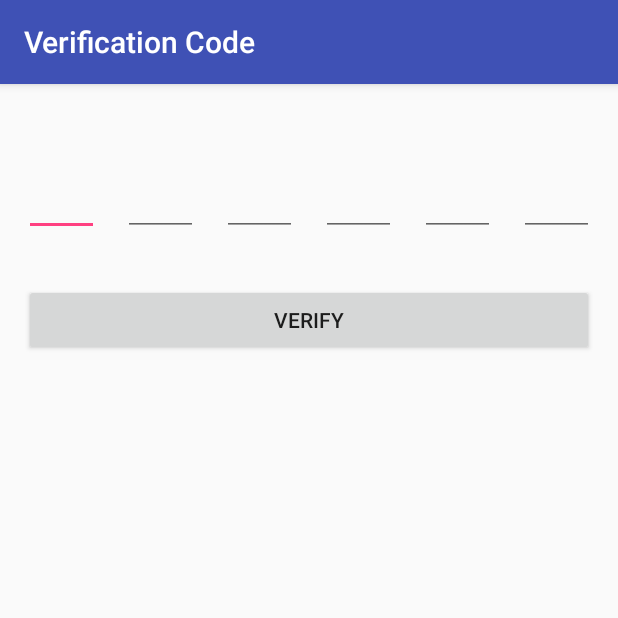
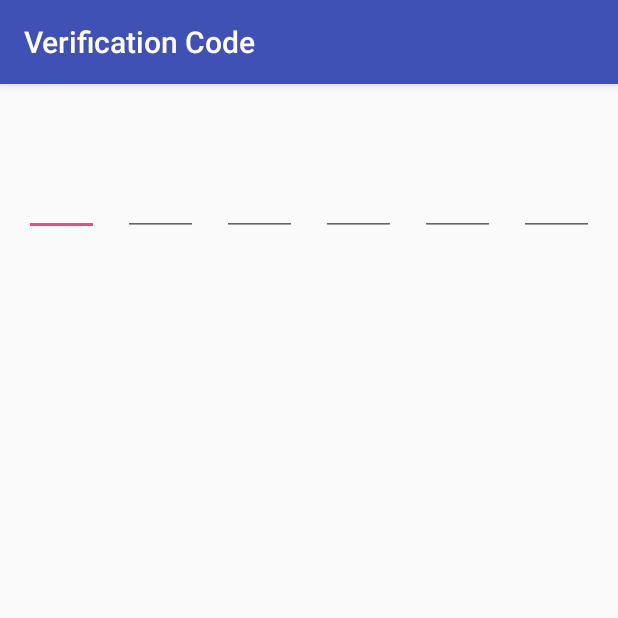
Before and after one commit to AUser000/food-project-demo, an Android app: the PhoneVerificationActivity screen opened directly, with no data from a screen before it, on a phone screen of 412 x 824 dp, the top half of it. Run offline under Robolectric (Android 15) with nearby library versions, the phone set to English and light mode, and no system bars; our stand-ins replace Firebase (no records; nobody signed in at launch, a user with empty details on screens opened directly).

Commit message:
revert "move phone number verification logic"
This reverts commit c64795788b60c0c4239aa57b6463e47fc02c2ac9.

Conflicts:
	app/src/main/java/com/example/foodprojectdemo/PhoneVerificationActivity.java
	app/src/main/java/com/example/foodprojectdemo/RegisterActivity.java

```diff
--- a/app/src/main/java/com/example/foodprojectdemo/PhoneVerificationActivity.java
+++ b/app/src/main/java/com/example/foodprojectdemo/PhoneVerificationActivity.java
@@ -1,40 +1,57 @@
 package com.example.foodprojectdemo;
 
+import android.support.v7.app.AppCompatActivity;
 import android.os.Bundle;
-import android.support.v7.app.AppCompatActivity;
+import android.util.Log;
 import android.view.View;
-import android.widget.EditText;
-import android.widget.TextView;
 
-import static com.example.foodprojectdemo.RegisterActivity.EXTRA_SMS_CODE;
+import com.google.firebase.FirebaseException;
+import com.google.firebase.auth.PhoneAuthCredential;
+import com.google.firebase.auth.PhoneAuthProvider;
+
+import java.util.concurrent.TimeUnit;
 
 public class PhoneVerificationActivity extends AppCompatActivity {
 
-    private static final int VERIFICATION_CODE_LENGTH = 6;
+    private PhoneAuthProvider.OnVerificationStateChangedCallbacks mCallbacks;
 
     @Override
     protected void onCreate(Bundle savedInstanceState) {
         super.onCreate(savedInstanceState);
         setContentView(R.layout.activity_phone_verification);
-        updateUIOnVerificationCompleted(getIntent().getStringExtra(EXTRA_SMS_CODE));
+
+        ///////////////////////////////////////////////////////////////////////////////////
+        mCallbacks = new PhoneAuthProvider.OnVerificationStateChangedCallbacks() {
+            @Override
+            public void onVerificationCompleted(PhoneAuthCredential phoneAuthCredential) {
+                Log.d("RegisterActivity", "onVerificationCompleted:" + phoneAuthCredential);
+            }
+
+            @Override
+            public void onVerificationFailed(FirebaseException e) {
+            }
+        };
+        ///////////////////////////////////////////////////////////////////////////////////
     }
 
-    // fill EditText fields with smsCode
-    private void updateUIOnVerificationCompleted(String smsCode) {
-        EditText[] texts = new EditText[VERIFICATION_CODE_LENGTH];
-
-        texts[0] = findViewById(R.id.smsCode1);
-        texts[1] = findViewById(R.id.smsCode2);
-        texts[2] = findViewById(R.id.smsCode3);
-        texts[3] = findViewById(R.id.smsCode4);
-        texts[4] = findViewById(R.id.smsCode5);
-        texts[5] = findViewById(R.id.smsCode6);
-        for (int i = 0; i < VERIFICATION_CODE_LENGTH; i++) {
-            texts[i].setText(String.valueOf(smsCode.charAt(i)), TextView.BufferType.EDITABLE);
-        }
+    public void registerPhoneNumber(String phoneNumber) {
+        PhoneAuthProvider.getInstance().verifyPhoneNumber(
+                phoneNumber,
+                60,
+                TimeUnit.SECONDS,
+                this,
+                mCallbacks
+        );
     }
 
-    public void verify(View view) {
-        finish();
+    public void register(View view) {
+
+        /*
+        StringBuilder builder = new StringBuilder();
+        builder.append(phoneCodeSpinner.getSelectedItem().toString());
+        builder.append(phoneNumber.getText().toString());
+        Log.d("RegisterActivity", "phoneNumber: " + builder.toString());
+        registerPhoneNumber(builder.toString());
+        */
     }
 }
--- a/app/src/main/res/layout/activity_phone_verification.xml
+++ b/app/src/main/res/layout/activity_phone_verification.xml
@@ -7,7 +7,7 @@
     tools:context=".PhoneVerificationActivity">
 
     <EditText
-        android:id="@+id/smsCode1"
+        android:id="@+id/editText19"
         android:layout_width="0dp"
         android:layout_height="wrap_content"
         android:layout_marginEnd="8dp"
@@ -15,97 +15,78 @@
         android:layout_marginTop="32dp"
         android:ems="10"
         android:inputType="numberSigned"
-        android:maxLength="1"
         android:textSize="36sp"
-        app:layout_constraintEnd_toStartOf="@+id/smsCode2"
+        app:layout_constraintEnd_toStartOf="@+id/editText20"
         app:layout_constraintStart_toStartOf="parent"
         app:layout_constraintTop_toTopOf="parent" />
 
     <EditText
-        android:id="@+id/smsCode3"
+        android:id="@+id/editText21"
         android:layout_width="0dp"
         android:layout_height="wrap_content"
         android:layout_marginEnd="8dp"
         android:layout_marginStart="8dp"
         android:layout_marginTop="32dp"
-        android:maxLength="1"
         android:textSize="36sp"
         android:ems="10"
         android:inputType="numberSigned"
-        app:layout_constraintEnd_toStartOf="@+id/smsCode4"
-        app:layout_constraintStart_toEndOf="@+id/smsCode2"
+        app:layout_constraintEnd_toStartOf="@+id/editText22"
+        app:layout_constraintStart_toEndOf="@+id/editText20"
         app:layout_constraintTop_toTopOf="parent" />
 
     <EditText
-        android:id="@+id/smsCode4"
+        android:id="@+id/editText22"
         android:layout_width="0dp"
         android:layout_height="wrap_content"
         android:layout_marginEnd="8dp"
         android:layout_marginStart="8dp"
         android:layout_marginTop="32dp"
-        android:maxLength="1"
         android:textSize="36sp"
         android:ems="10"
         android:inputType="numberSigned"
-        app:layout_constraintEnd_toStartOf="@+id/smsCode5"
-        app:layout_constraintStart_toEndOf="@+id/smsCode3"
+        app:layout_constraintEnd_toStartOf="@+id/editText23"
+        app:layout_constraintStart_toEndOf="@+id/editText21"
         app:layout_constraintTop_toTopOf="parent" />
 
     <EditText
-        android:id="@+id/smsCode5"
+        android:id="@+id/editText23"
         android:layout_width="0dp"
         android:layout_height="wrap_content"
         android:layout_marginEnd="8dp"
         android:layout_marginStart="8dp"
         android:layout_marginTop="32dp"
-        android:maxLength="1"
         android:textSize="36sp"
         android:ems="10"
         android:inputType="numberSigned"
-        app:layout_constraintEnd_toStartOf="@+id/smsCode6"
-        app:layout_constraintStart_toEndOf="@+id/smsCode4"
+        app:layout_constraintEnd_toStartOf="@+id/editText24"
+        app:layout_constraintStart_toEndOf="@+id/editText22"
         app:layout_constraintTop_toTopOf="parent" />
 
     <EditText
-        android:id="@+id/smsCode6"
+        android:id="@+id/editText24"
         android:layout_width="0dp"
         android:layout_height="wrap_content"
         android:layout_marginEnd="16dp"
         android:layout_marginStart="8dp"
         android:layout_marginTop="32dp"
-        android:maxLength="1"
         android:textSize="36sp"
         android:ems="10"
         android:inputType="numberSigned"
         app:layout_constraintEnd_toEndOf="parent"
-        app:layout_constraintStart_toEndOf="@+id/smsCode5"
+        app:layout_constraintStart_toEndOf="@+id/editText23"
         app:layout_constraintTop_toTopOf="parent" />
 
     <EditText
-        android:id="@+id/smsCode2"
+        android:id="@+id/editText20"
         android:layout_width="0dp"
         android:layout_height="wrap_content"
         android:layout_marginEnd="8dp"
         android:layout_marginStart="8dp"
         android:layout_marginTop="32dp"
-        android:maxLength="1"
         android:textSize="36sp"
         android:ems="10"
         android:inputType="numberSigned"
-        app:layout_constraintEnd_toStartOf="@+id/smsCode3"
-        app:layout_constraintStart_toEndOf="@+id/smsCode1"
+        app:layout_constraintEnd_toStartOf="@+id/editText21"
+        app:layout_constraintStart_toEndOf="@+id/editText19"
         app:layout_constraintTop_toTopOf="parent" />
-
-    <Button
-        android:id="@+id/verifyButton"
-        android:layout_width="0dp"
-        android:layout_height="wrap_content"
-        android:layout_marginEnd="16dp"
-        android:layout_marginStart="16dp"
-        android:layout_marginTop="32dp"
-        android:text="VERIFY"
-        android:onClick="verify"
-        app:layout_constraintEnd_toEndOf="parent"
-        app:layout_constraintStart_toStartOf="parent"
-        app:layout_constraintTop_toBottomOf="@+id/smsCode3" />
 </android.support.constraint.ConstraintLayout>
```
Also changed, not shown: app/src/main/java/com/example/foodprojectdemo/RegisterActivity.java (+19 -82 lines).
